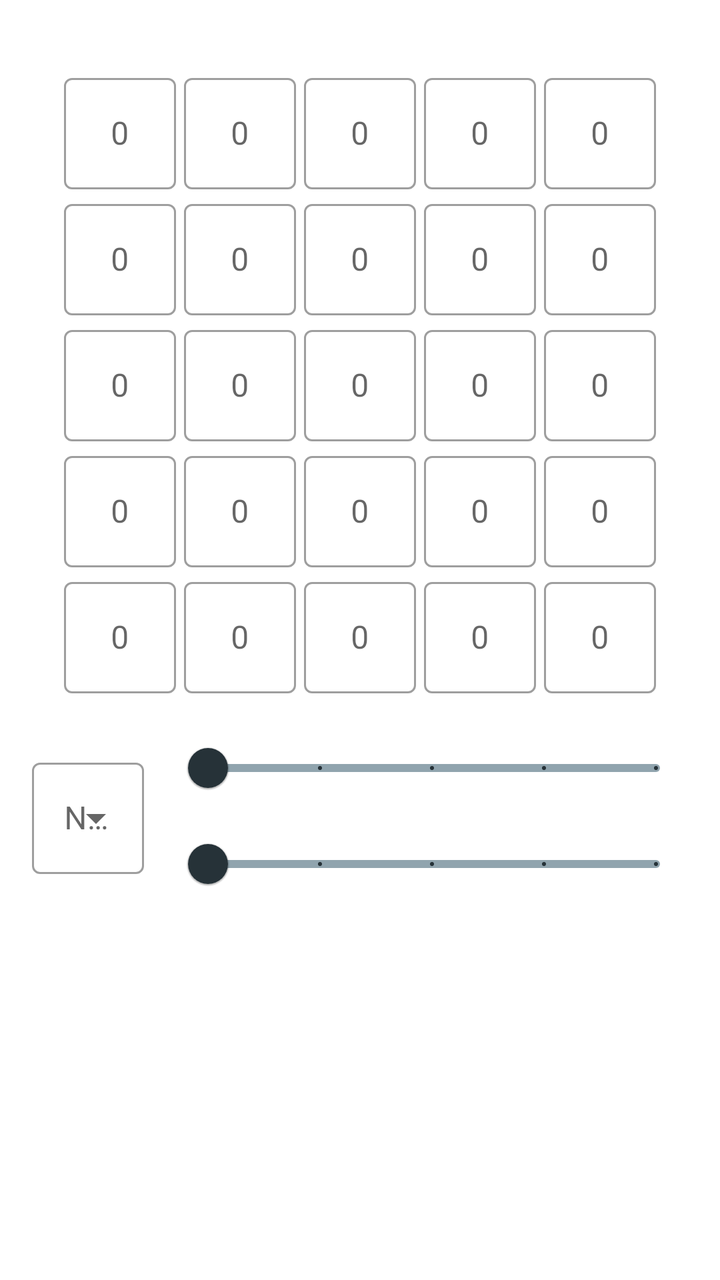
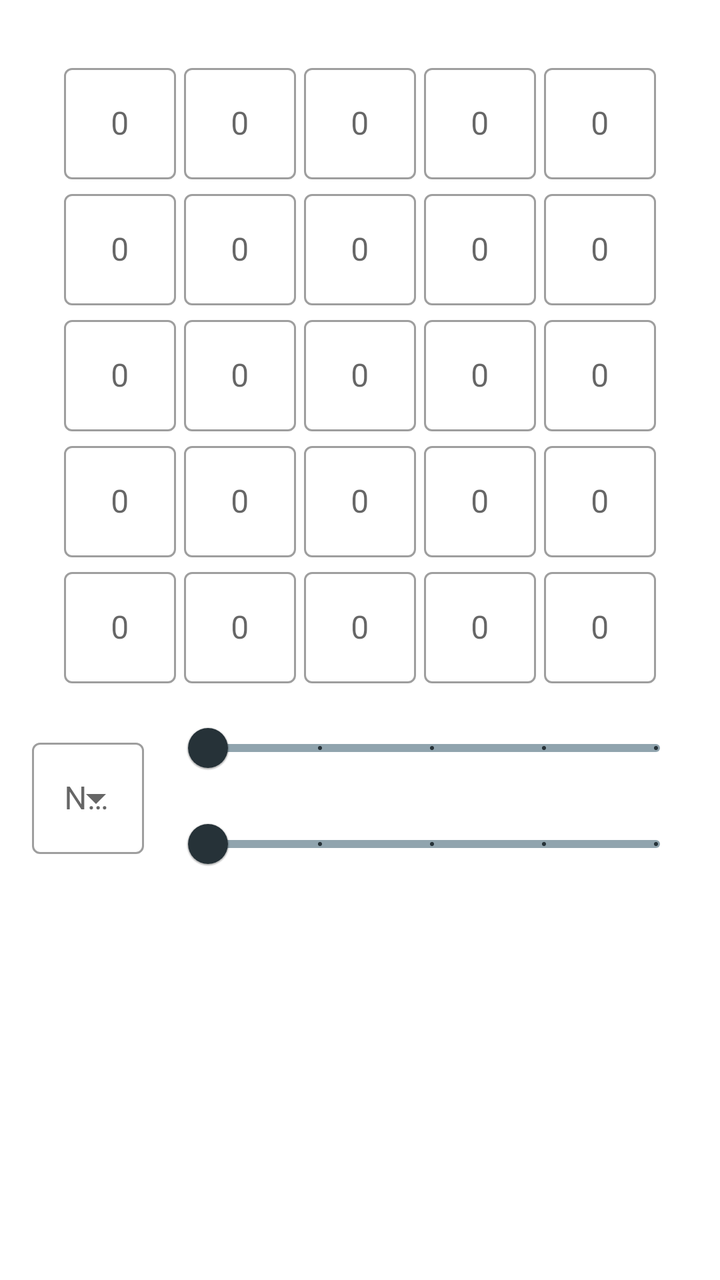

Before-and-after screenshots of an Android layout around one commit, followed by the original layout XML and the change that was made.
<!-- AndroidManifest.xml: application theme Theme.Matscape -->
<!-- res/layout/fragment_matrix_edit.xml -->
<?xml version="1.0" encoding="utf-8"?>
<androidx.constraintlayout.widget.ConstraintLayout xmlns:android="http://schemas.android.com/apk/res/android"
    xmlns:app="http://schemas.android.com/apk/res-auto"
    xmlns:tools="http://schemas.android.com/tools"
    android:layout_width="match_parent"
    android:layout_height="match_parent"
    tools:context=".Fragments.MatrixFragments.EditMatrixFragment">

    <HorizontalScrollView
        android:id="@+id/horizontalScrollView"
        android:layout_width="wrap_content"
        android:layout_height="wrap_content"
        android:layout_marginTop="22dp"
        android:scrollbars="none"
        app:layout_constraintBottom_toTopOf="@+id/EditMatrixGuideLine"
        app:layout_constraintEnd_toEndOf="parent"
        app:layout_constraintStart_toStartOf="parent"
        app:layout_constraintTop_toTopOf="parent">

        <LinearLayout
            android:layout_width="wrap_content"
            android:layout_height="wrap_content"
            android:orientation="horizontal">

            <LinearLayout
                style="@style/ChangeMatrixLinearLayouts"
                app:layout_constraintTop_toBottomOf="@+id/imageView">

                <com.google.android.material.textfield.TextInputLayout
                    android:id="@+id/ChangeMatrixLayout11"
                    style="@style/Widget.MaterialComponents.TextInputLayout.OutlinedBox"
                    android:layout_width="wrap_content"
                    android:layout_height="wrap_content"
                    android:gravity="center"
                    android:hint="@string/hint_textInputLayout">

                    <com.google.android.material.textfield.TextInputEditText
                        android:id="@+id/ChangeMatrixField11"
                        style="@style/ChangeMatrixMaterialFields" />

                </com.google.android.material.textfield.TextInputLayout>

                <com.google.android.material.textfield.TextInputLayout
                    android:id="@+id/ChangeMatrixLayout21"
                    style="@style/Widget.MaterialComponents.TextInputLayout.OutlinedBox"
                    android:layout_width="wrap_content"
                    android:layout_height="wrap_content"
                    android:gravity="center"
                    android:hint="@string/hint_textInputLayout">

                    <com.google.android.material.textfield.TextInputEditText
                        android:id="@+id/ChangeMatrixField21"
                        style="@style/ChangeMatrixMaterialFields" />

                </com.google.android.material.textfield.TextInputLayout>

                <com.google.android.material.textfield.TextInputLayout
                    android:id="@+id/ChangeMatrixLayout31"
                    style="@style/Widget.MaterialComponents.TextInputLayout.OutlinedBox"
                    android:layout_width="wrap_content"
                    android:layout_height="wrap_content"
                    android:gravity="center"
                    android:hint="@string/hint_textInputLayout">

                    <com.google.android.material.textfield.TextInputEditText
                        android:id="@+id/ChangeMatrixField31"
                        style="@style/ChangeMatrixMaterialFields" />

                </com.google.android.material.textfield.TextInputLayout>

                <com.google.android.material.textfield.TextInputLayout
                    android:id="@+id/ChangeMatrixLayout41"
                    style="@style/Widget.MaterialComponents.TextInputLayout.OutlinedBox"
                    android:layout_width="wrap_content"
                    android:layout_height="wrap_content"
                    android:gravity="center"
                    android:hint="@string/hint_textInputLayout">

                    <com.google.android.material.textfield.TextInputEditText
                        android:id="@+id/ChangeMatrixField41"
                        style="@style/ChangeMatrixMaterialFields" />

                </com.google.android.material.textfield.TextInputLayout>

                <com.google.android.material.textfield.TextInputLayout
                    android:id="@+id/ChangeMatrixLayout51"
                    style="@style/Widget.MaterialComponents.TextInputLayout.OutlinedBox"
                    android:layout_width="wrap_content"
                    android:layout_height="wrap_content"
                    android:gravity="center"
                    android:hint="@string/hint_textInputLayout">

                    <com.google.android.material.textfield.TextInputEditText
                        android:id="@+id/ChangeMatrixField51"
                        style="@style/ChangeMatrixMaterialFields" />

                </com.google.android.material.textfield.TextInputLayout>

            </LinearLayout>

            <LinearLayout
                style="@style/ChangeMatrixLinearLayouts"
                app:layout_constraintTop_toBottomOf="@+id/imageView">

                <com.google.android.material.textfield.TextInputLayout
                    android:id="@+id/ChangeMatrixLayout12"
                    style="@style/Widget.MaterialComponents.TextInputLayout.OutlinedBox"
                    android:layout_width="wrap_content"
                    android:layout_height="wrap_content"
                    android:gravity="center"
                    android:hint="@string/hint_textInputLayout">

                    <com.google.android.material.textfield.TextInputEditText
                        android:id="@+id/ChangeMatrixField12"
                        style="@style/ChangeMatrixMaterialFields" />

                </com.google.android.material.textfield.TextInputLayout>

                <com.google.android.material.textfield.TextInputLayout
                    android:id="@+id/ChangeMatrixLayout22"
                    style="@style/Widget.MaterialComponents.TextInputLayout.OutlinedBox"
                    android:layout_width="wrap_content"
                    android:layout_height="wrap_content"
                    android:gravity="center"
                    android:hint="@string/hint_textInputLayout">

                    <com.google.android.material.textfield.TextInputEditText
                        android:id="@+id/ChangeMatrixField22"
                        style="@style/ChangeMatrixMaterialFields" />

                </com.google.android.material.textfield.TextInputLayout>

                <com.google.android.material.textfield.TextInputLayout
                    android:id="@+id/ChangeMatrixLayout32"
                    style="@style/Widget.MaterialComponents.TextInputLayout.OutlinedBox"
                    android:layout_width="wrap_content"
                    android:layout_height="wrap_content"
                    android:gravity="center"
                    android:hint="@string/hint_textInputLayout">

                    <com.google.android.material.textfield.TextInputEditText
                        android:id="@+id/ChangeMatrixField32"
                        style="@style/ChangeMatrixMaterialFields" />

                </com.google.android.material.textfield.TextInputLayout>

                <com.google.android.material.textfield.TextInputLayout
                    android:id="@+id/ChangeMatrixLayout42"
                    style="@style/Widget.MaterialComponents.TextInputLayout.OutlinedBox"
                    android:layout_width="wrap_content"
                    android:layout_height="wrap_content"
                    android:gravity="center"
                    android:hint="@string/hint_textInputLayout">

                    <com.google.android.material.textfield.TextInputEditText
                        android:id="@+id/ChangeMatrixField42"
                        style="@style/ChangeMatrixMaterialFields" />

                </com.google.android.material.textfield.TextInputLayout>

                <com.google.android.material.textfield.TextInputLayout
                    android:id="@+id/ChangeMatrixLayout52"
                    style="@style/Widget.MaterialComponents.TextInputLayout.OutlinedBox"
                    android:layout_width="wrap_content"
                    android:layout_height="wrap_content"
                    android:gravity="center"
                    android:hint="@string/hint_textInputLayout">

                    <com.google.android.material.textfield.TextInputEditText
                        android:id="@+id/ChangeMatrixField52"
                        style="@style/ChangeMatrixMaterialFields" />

                </com.google.android.material.textfield.TextInputLayout>

            </LinearLayout>

            <LinearLayout
                style="@style/ChangeMatrixLinearLayouts"
                app:layout_constraintTop_toBottomOf="@+id/imageView">

                <com.google.android.material.textfield.TextInputLayout
                    android:id="@+id/ChangeMatrixLayout13"
                    style="@style/Widget.MaterialComponents.TextInputLayout.OutlinedBox"
                    android:layout_width="wrap_content"
                    android:layout_height="wrap_content"
                    android:gravity="center"
                    android:hint="@string/hint_textInputLayout">

                    <com.google.android.material.textfield.TextInputEditText
                        android:id="@+id/ChangeMatrixField13"
                        style="@style/ChangeMatrixMaterialFields" />

                </com.google.android.material.textfield.TextInputLayout>

                <com.google.android.material.textfield.TextInputLayout
                    android:id="@+id/ChangeMatrixLayout23"
                    style="@style/Widget.MaterialComponents.TextInputLayout.OutlinedBox"
                    android:layout_width="wrap_content"
                    android:layout_height="wrap_content"
                    android:gravity="center"
                    android:hint="@string/hint_textInputLayout">

                    <com.google.android.material.textfield.TextInputEditText
                        android:id="@+id/ChangeMatrixField23"
                        style="@style/ChangeMatrixMaterialFields" />

                </com.google.android.material.textfield.TextInputLayout>

                <com.google.android.material.textfield.TextInputLayout
                    android:id="@+id/ChangeMatrixLayout33"
                    style="@style/Widget.MaterialComponents.TextInputLayout.OutlinedBox"
                    android:layout_width="wrap_content"
                    android:layout_height="wrap_content"
                    android:gravity="center"
                    android:hint="@string/hint_textInputLayout">

                    <com.google.android.material.textfield.TextInputEditText
                        android:id="@+id/ChangeMatrixField33"
                        style="@style/ChangeMatrixMaterialFields" />

                </com.google.android.material.textfield.TextInputLayout>

                <com.google.android.material.textfield.TextInputLayout
                    android:id="@+id/ChangeMatrixLayout43"
                    style="@style/Widget.MaterialComponents.TextInputLayout.OutlinedBox"
                    android:layout_width="wrap_content"
                    android:layout_height="wrap_content"
                    android:gravity="center"
                    android:hint="@string/hint_textInputLayout">

                    <com.google.android.material.textfield.TextInputEditText
                        android:id="@+id/ChangeMatrixField43"
                        style="@style/ChangeMatrixMaterialFields" />

                </com.google.android.material.textfield.TextInputLayout>

                <com.google.android.material.textfield.TextInputLayout
                    android:id="@+id/ChangeMatrixLayout53"
                    style="@style/Widget.MaterialComponents.TextInputLayout.OutlinedBox"
                    android:layout_width="wrap_content"
                    android:layout_height="wrap_content"
                    android:gravity="center"
                    android:hint="@string/hint_textInputLayout">

                    <com.google.android.material.textfield.TextInputEditText
                        android:id="@+id/ChangeMatrixField53"
                        style="@style/ChangeMatrixMaterialFields" />

                </com.google.android.material.textfield.TextInputLayout>

            </LinearLayout>

            <LinearLayout
                style="@style/ChangeMatrixLinearLayouts"
                app:layout_constraintTop_toBottomOf="@+id/imageView">

                <com.google.android.material.textfield.TextInputLayout
                    android:id="@+id/ChangeMatrixLayout14"
                    style="@style/Widget.MaterialComponents.TextInputLayout.OutlinedBox"
                    android:layout_width="wrap_content"
                    android:layout_height="wrap_content"
                    android:gravity="center"
                    android:hint="@string/hint_textInputLayout">

                    <com.google.android.material.textfield.TextInputEditText
                        android:id="@+id/ChangeMatrixField14"
                        style="@style/ChangeMatrixMaterialFields" />

                </com.google.android.material.textfield.TextInputLayout>

                <com.google.android.material.textfield.TextInputLayout
                    android:id="@+id/ChangeMatrixLayout24"
                    style="@style/Widget.MaterialComponents.TextInputLayout.OutlinedBox"
                    android:layout_width="wrap_content"
                    android:layout_height="wrap_content"
                    android:gravity="center"
                    android:hint="@string/hint_textInputLayout">

                    <com.google.android.material.textfield.TextInputEditText
                        android:id="@+id/ChangeMatrixField24"
                        style="@style/ChangeMatrixMaterialFields" />

                </com.google.android.material.textfield.TextInputLayout>

                <com.google.android.material.textfield.TextInputLayout
                    android:id="@+id/ChangeMatrixLayout34"
                    style="@style/Widget.MaterialComponents.TextInputLayout.OutlinedBox"
                    android:layout_width="wrap_content"
                    android:layout_height="wrap_content"
                    android:gravity="center"
                    android:hint="@string/hint_textInputLayout">

                    <com.google.android.material.textfield.TextInputEditText
                        android:id="@+id/ChangeMatrixField34"
                        style="@style/ChangeMatrixMaterialFields" />

                </com.google.android.material.textfield.TextInputLayout>

                <com.google.android.material.textfield.TextInputLayout
                    android:id="@+id/ChangeMatrixLayout44"
                    style="@style/Widget.MaterialComponents.TextInputLayout.OutlinedBox"
                    android:layout_width="wrap_content"
                    android:layout_height="wrap_content"
                    android:gravity="center"
                    android:hint="@string/hint_textInputLayout">

                    <com.google.android.material.textfield.TextInputEditText
                        android:id="@+id/ChangeMatrixField44"
                        style="@style/ChangeMatrixMaterialFields" />

                </com.google.android.material.textfield.TextInputLayout>

                <com.google.android.material.textfield.TextInputLayout
                    android:id="@+id/ChangeMatrixLayout54"
                    style="@style/Widget.MaterialComponents.TextInputLayout.OutlinedBox"
                    android:layout_width="wrap_content"
                    android:layout_height="wrap_content"
                    android:gravity="center"
                    android:hint="@string/hint_textInputLayout">

                    <com.google.android.material.textfield.TextInputEditText
                        android:id="@+id/ChangeMatrixField54"
                        style="@style/ChangeMatrixMaterialFields" />

                </com.google.android.material.textfield.TextInputLayout>

            </LinearLayout>

            <LinearLayout
                style="@style/ChangeMatrixLinearLayouts"
                app:layout_constraintTop_toBottomOf="@+id/imageView">

                <com.google.android.material.textfield.TextInputLayout
                    android:id="@+id/ChangeMatrixLayout15"
                    style="@style/Widget.MaterialComponents.TextInputLayout.OutlinedBox"
                    android:layout_width="wrap_content"
                    android:layout_height="wrap_content"
                    android:gravity="center"
                    android:hint="@string/hint_textInputLayout">

                    <com.google.android.material.textfield.TextInputEditText
                        android:id="@+id/ChangeMatrixField15"
                        style="@style/ChangeMatrixMaterialFields" />

                </com.google.android.material.textfield.TextInputLayout>

                <com.google.android.material.textfield.TextInputLayout
                    android:id="@+id/ChangeMatrixLayout25"
                    style="@style/Widget.MaterialComponents.TextInputLayout.OutlinedBox"
                    android:layout_width="wrap_content"
                    android:layout_height="wrap_content"
                    android:gravity="center"
                    android:hint="@string/hint_textInputLayout">

                    <com.google.android.material.textfield.TextInputEditText
                        android:id="@+id/ChangeMatrixField25"
                        style="@style/ChangeMatrixMaterialFields" />

                </com.google.android.material.textfield.TextInputLayout>

                <com.google.android.material.textfield.TextInputLayout
                    android:id="@+id/ChangeMatrixLayout35"
                    style="@style/Widget.MaterialComponents.TextInputLayout.OutlinedBox"
                    android:layout_width="wrap_content"
                    android:layout_height="wrap_content"
                    android:gravity="center"
                    android:hint="@string/hint_textInputLayout">

                    <com.google.android.material.textfield.TextInputEditText
                        android:id="@+id/ChangeMatrixField35"
                        style="@style/ChangeMatrixMaterialFields" />

                </com.google.android.material.textfield.TextInputLayout>

                <com.google.android.material.textfield.TextInputLayout
                    android:id="@+id/ChangeMatrixLayout45"
                    style="@style/Widget.MaterialComponents.TextInputLayout.OutlinedBox"
                    android:layout_width="wrap_content"
                    android:layout_height="wrap_content"
                    android:gravity="center"
                    android:hint="@string/hint_textInputLayout">

                    <com.google.android.material.textfield.TextInputEditText
                        android:id="@+id/ChangeMatrixField45"
                        style="@style/ChangeMatrixMaterialFields" />

                </com.google.android.material.textfield.TextInputLayout>

                <com.google.android.material.textfield.TextInputLayout
                    android:id="@+id/ChangeMatrixLayout55"
                    style="@style/Widget.MaterialComponents.TextInputLayout.OutlinedBox"
                    android:layout_width="wrap_content"
                    android:layout_height="wrap_content"
                    android:gravity="center"
                    android:hint="@string/hint_textInputLayout">

                    <com.google.android.material.textfield.TextInputEditText
                        android:id="@+id/ChangeMatrixField55"
                        style="@style/ChangeMatrixMaterialFields" />

                </com.google.android.material.textfield.TextInputLayout>

            </LinearLayout>

        </LinearLayout>
    </HorizontalScrollView>

    <androidx.constraintlayout.widget.Guideline
        android:id="@+id/EditMatrixGuideLine"
        android:layout_width="wrap_content"
        android:layout_height="wrap_content"
        android:orientation="horizontal"
        app:layout_constraintGuide_begin="360dp" />

    <com.google.android.material.textfield.TextInputLayout

        android:id="@+id/textInputLayout"
        style="@style/Widget.MaterialComponents.TextInputLayout.OutlinedBox.ExposedDropdownMenu"
        android:layout_width="wrap_content"
        android:layout_height="wrap_content"
        android:layout_marginStart="16dp"
        android:layout_marginTop="16dp"
        android:hint="@string/hint_spinner"
        android:orientation="horizontal"
        app:layout_constraintStart_toStartOf="parent"
        app:layout_constraintTop_toBottomOf="@+id/EditMatrixGuideLine">

        <AutoCompleteTextView
            android:id="@+id/MatrixNamesSpinner"
            android:layout_width="match_parent"
            android:layout_height="wrap_content"
            android:inputType="none"
            tools:ignore="LabelFor" />

    </com.google.android.material.textfield.TextInputLayout>

    <com.google.android.material.slider.Slider
        android:id="@+id/EditMatrixRowsSlider"
        style="@style/MatrixDimensionsSliders"
        app:layout_constraintEnd_toEndOf="parent"
        app:layout_constraintStart_toEndOf="@+id/textInputLayout"
        app:layout_constraintTop_toTopOf="@+id/EditMatrixGuideLine" />


    <com.google.android.material.slider.Slider
        android:id="@+id/EditMatrixColumnsSlider"
        style="@style/MatrixDimensionsSliders"
        app:layout_constraintEnd_toEndOf="parent"
        app:layout_constraintStart_toEndOf="@+id/textInputLayout"
        app:layout_constraintTop_toBottomOf="@+id/EditMatrixRowsSlider" />


    <androidx.cardview.widget.CardView
        android:id="@+id/EditNumpadCardView"
        android:layout_width="match_parent"
        android:layout_height="wrap_content"
        android:layout_margin="5dp"
        android:visibility="gone"
        app:layout_constraintBottom_toBottomOf="parent"
        app:layout_constraintEnd_toEndOf="parent"
        app:layout_constraintStart_toStartOf="parent">

    </androidx.cardview.widget.CardView>


</androidx.constraintlayout.widget.ConstraintLayout>
<!-- resources referenced by this layout -->
<resources>
  <string name="hint_spinner">Name</string>
  <string name="hint_textInputLayout">0</string>
  <style name="ChangeMatrixLinearLayouts">
          <item name="android:layout_width">wrap_content</item>
          <item name="android:layout_height">wrap_content</item>
          <item name="android:orientation">vertical</item>
          <item name="android:gravity">center</item>
      </style>
  
      //for ChangeMatrix Matrix Fields
  <style name="ChangeMatrixMaterialFields">
          <item name="android:layout_width">wrap_content</item>
          <item name="android:layout_height">wrap_content</item>
          <item name="android:layout_margin">2dp</item>
          <item name="android:inputType">numberSigned</item>
          <item name="android:gravity">center</item>
      </style>
  
      //for EditMatrixFragment Keypad Material buttons
  <style name="MatrixDimensionsSliders">
          <item name="android:layout_width">0dp</item>
          <item name="android:layout_height">0dp</item>
          <item name="android:stepSize">1</item>
          <item name="android:valueFrom">1</item>
          <item name="android:valueTo">5</item>
          <item name="android:layout_marginEnd">16dp</item>
          <item name="android:layout_marginStart">16dp</item>
          <item name="haloColor">@color/blue_black</item>
          <item name="thumbColor">@color/blue_black</item>
          <item name="trackColorActive">@color/blue_black</item>
          <item name="trackColorInactive">@color/light_blue_black</item>
          <item name="tickColor">@color/blue_black</item>
      </style>
  
      //for Settings Default Matrix Preview Bullets
  <style name="Theme.Matscape" parent="Theme.MaterialComponents.DayNight.NoActionBar">
          
          <item name="colorPrimary">@color/blue_black</item>
          <item name="colorPrimaryVariant">@color/light_blue_black</item>
          <item name="colorOnPrimary">@color/white</item>
          
          <item name="colorSecondary">@color/blue_black</item>
          <item name="colorSecondaryVariant">@color/light_blue_black</item>
          <item name="colorOnSecondary">@color/black</item>
          
          <item name="android:statusBarColor" tools:targetApi="l">?attr/colorPrimary</item>
          
      </style>
  <color name="blue_black">#263238</color>
  <color name="light_blue_black">#90A4AE</color>
  <color name="white">#FFFFFFFF</color>
  <color name="black">#FF000000</color>
</resources>

<!-- the commit's change to res/layout/fragment_matrix_edit.xml (unified diff, before → after) -->
@@ -410,7 +410,7 @@
         android:layout_width="wrap_content"
         android:layout_height="wrap_content"
         android:orientation="horizontal"
-        app:layout_constraintGuide_begin="360dp" />
+        app:layout_constraintGuide_begin="350dp" />
 
     <com.google.android.material.textfield.TextInputLayout
 
